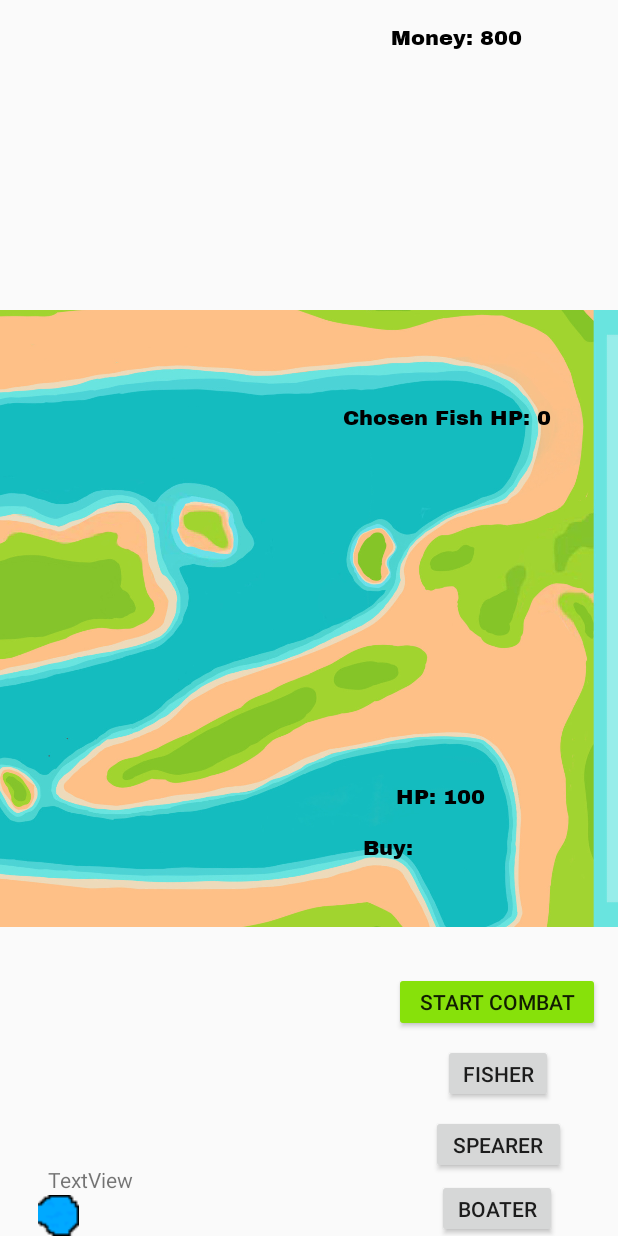
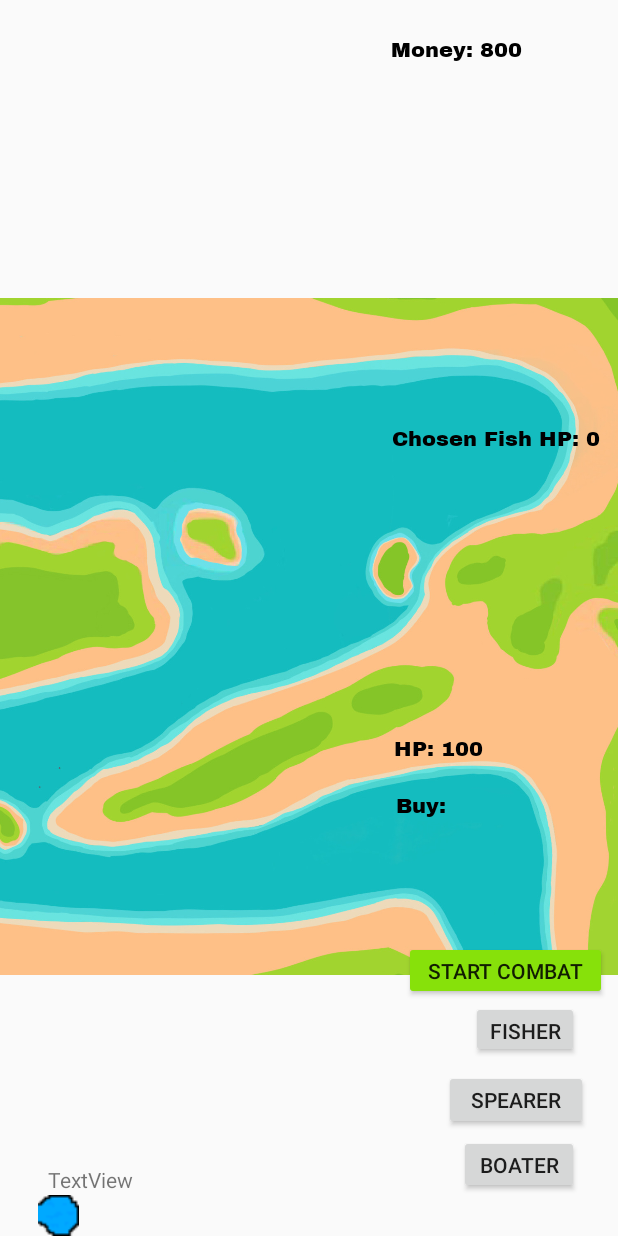
Before and after one commit to amalchaudry/CS2340-Project, an Android app: the FirstMapActivity screen opened directly, with no data from a screen before it, on a phone screen of 412 x 824 dp. Run offline under Robolectric (Android 15) with nearby library versions, the phone set to English and light mode, and no system bars; Roboto replaces fonts that are not available here.

Commit message:
swati screen design changes

```diff
--- a/ODam/app/src/main/res/layout/activity_first_map.xml
+++ b/ODam/app/src/main/res/layout/activity_first_map.xml
@@ -18,49 +18,50 @@
 
     <ImageView
         android:id="@+id/mapImage"
-        android:layout_width="880dp"
-        android:layout_height="411dp"
+        android:layout_width="907dp"
+        android:layout_height="499dp"
         app:layout_constraintBottom_toBottomOf="parent"
         app:layout_constraintEnd_toEndOf="parent"
-        app:layout_constraintHorizontal_bias="0.517"
+        app:layout_constraintHorizontal_bias="0.496"
         app:layout_constraintStart_toStartOf="parent"
         app:layout_constraintTop_toTopOf="parent"
+        app:layout_constraintVertical_bias="0.538"
         app:srcCompat="@drawable/mapver2" />
 
     <Button
         android:id="@+id/fisherButton"
-        android:layout_width="73dp"
-        android:layout_height="39dp"
+        android:layout_width="72dp"
+        android:layout_height="38dp"
         android:layout_marginStart="8dp"
         android:layout_marginTop="52dp"
         android:text="Fisher"
         app:layout_constraintEnd_toEndOf="parent"
-        app:layout_constraintHorizontal_bias="0.868"
+        app:layout_constraintHorizontal_bias="0.921"
         app:layout_constraintStart_toStartOf="parent"
         app:layout_constraintTop_toBottomOf="@+id/towerInfo" />
 
     <Button
         android:id="@+id/startCombatButton"
-        android:layout_width="137dp"
-        android:layout_height="40dp"
+        android:layout_width="135dp"
+        android:layout_height="39dp"
         android:layout_marginStart="8dp"
-        android:layout_marginTop="4dp"
+        android:layout_marginTop="12dp"
         android:backgroundTint="#87E10A"
         android:text="Start Combat"
         app:layout_constraintEnd_toEndOf="parent"
-        app:layout_constraintHorizontal_bias="0.954"
+        app:layout_constraintHorizontal_bias="0.972"
         app:layout_constraintStart_toStartOf="parent"
         app:layout_constraintTop_toBottomOf="@+id/towerInfo" />
 
     <Button
         android:id="@+id/Spearman"
-        android:layout_width="90dp"
-        android:layout_height="39dp"
+        android:layout_width="96dp"
+        android:layout_height="40dp"
         android:layout_marginStart="8dp"
         android:layout_marginTop="8dp"
         android:text="Spearer"
         app:layout_constraintEnd_toEndOf="parent"
-        app:layout_constraintHorizontal_bias="0.889"
+        app:layout_constraintHorizontal_bias="0.935"
         app:layout_constraintStart_toStartOf="parent"
         app:layout_constraintTop_toBottomOf="@+id/fisherButton" />
 
@@ -74,17 +75,17 @@
         android:text="Boater"
         app:layout_constraintBottom_toBottomOf="parent"
         app:layout_constraintEnd_toEndOf="parent"
-        app:layout_constraintHorizontal_bias="0.875"
+        app:layout_constraintHorizontal_bias="0.92"
         app:layout_constraintStart_toStartOf="parent"
         app:layout_constraintTop_toBottomOf="@+id/Spearman"
-        app:layout_constraintVertical_bias="0.0" />
+        app:layout_constraintVertical_bias="0.083" />
 
     <TextView
         android:id="@+id/lakeHealthText"
         android:layout_width="92dp"
         android:layout_height="22dp"
-        android:layout_marginEnd="56dp"
-        android:layout_marginBottom="280dp"
+        android:layout_marginEnd="57dp"
+        android:layout_marginBottom="312dp"
         android:fontFamily="@font/archivo_black"
         android:text="Lake HP: 0"
         android:textAlignment="textStart"
@@ -97,7 +98,7 @@
         android:id="@+id/moneyText"
         android:layout_width="127dp"
         android:layout_height="30dp"
-        android:layout_marginTop="16dp"
+        android:layout_marginTop="24dp"
         android:layout_marginEnd="24dp"
         android:fontFamily="@font/archivo_black"
         android:text="Money: 0"
@@ -108,24 +109,25 @@
 
     <TextView
         android:id="@+id/selectedFish"
-        android:layout_width="155dp"
-        android:layout_height="31dp"
+        android:layout_width="147dp"
+        android:layout_height="36dp"
         android:layout_marginTop="48dp"
-        android:layout_marginEnd="28dp"
+        android:layout_marginEnd="3dp"
         android:fontFamily="@font/archivo_black"
         android:text="Chosen Fish HP: 0"
         android:textAlignment="textStart"
         android:textColor="@color/black"
         app:layout_constraintBottom_toTopOf="@+id/lakeHealthText"
         app:layout_constraintEnd_toEndOf="parent"
-        app:layout_constraintTop_toTopOf="parent" />
+        app:layout_constraintTop_toTopOf="parent"
+        app:layout_constraintVertical_bias="0.58" />
 
     <TextView
         android:id="@+id/towerInfo"
-        android:layout_width="122dp"
-        android:layout_height="88dp"
-        android:layout_marginTop="12dp"
-        android:layout_marginEnd="48dp"
+        android:layout_width="124dp"
+        android:layout_height="87dp"
+        android:layout_marginTop="16dp"
+        android:layout_marginEnd="24dp"
         android:fontFamily="@font/archivo_black"
         android:text="Buy:"
         android:textAlignment="textStart"
```
Also changed, not shown: ODam/app/src/main/res/layout-land/activity_game_over.xml (+12 -9 lines), ODam/app/src/main/res/layout-land/activity_welcome_screen.xml (+21 -19 lines), ODam/app/src/main/res/layout/activity_config.xml (+14 -12 lines).
